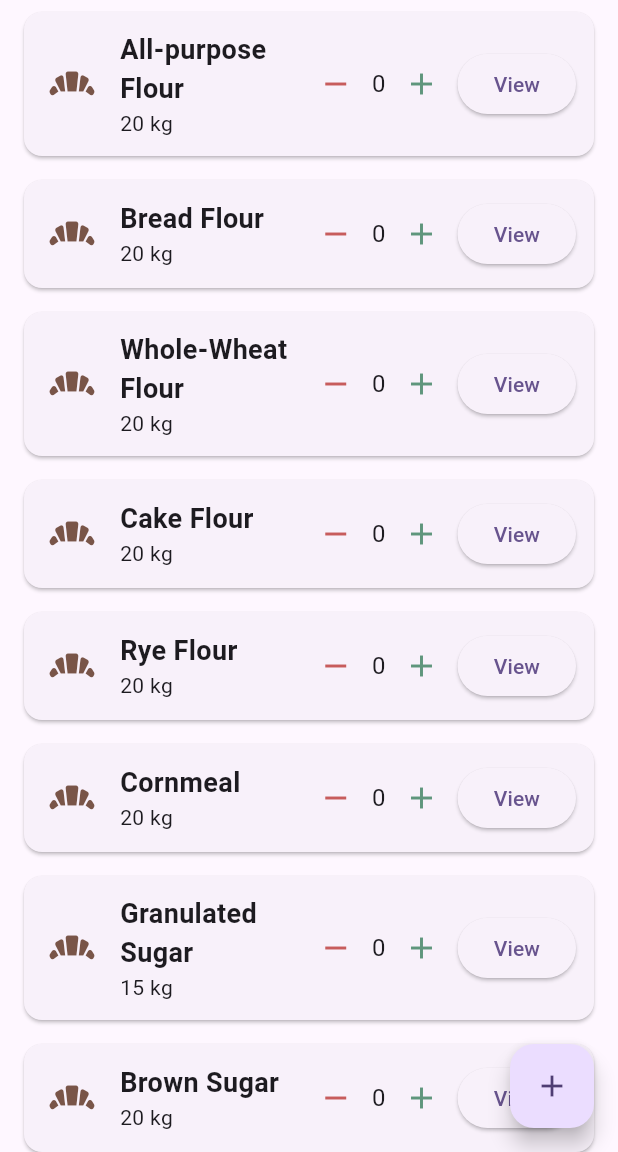
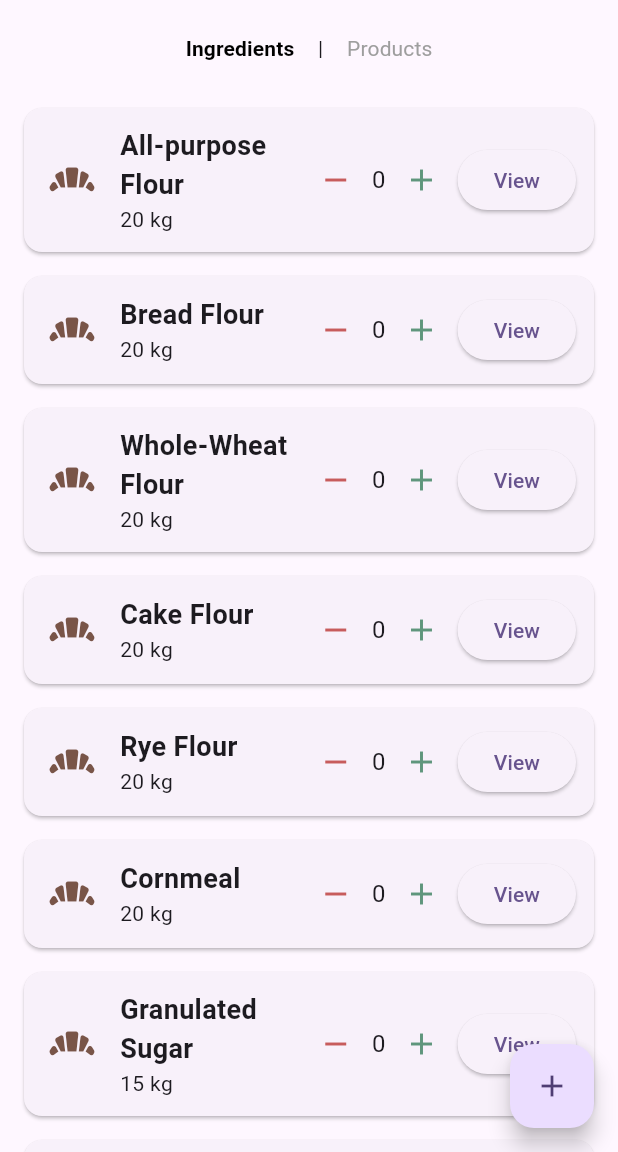
Before and after one commit to VoxMonstra/CSC-4610-Web-Warriors, a Flutter app: the InventoryPage screen opened by its route, after a tap on the "remove" icon, after a tap on the "add" icon, on a phone screen of 412 x 824 dp, the part 84-1236 px from its top. Run offline on Flutter 3.47's test engine with Material 3 defaults, Android fonts, the phone set to English and light mode, and no system bars; our stand-ins replace google_fonts, shared_preferences; missing offline and left inert: mysql1; accounts and stored records are empty.

Commit message:
feat: see two inventory tables

```diff
--- a/src/lib/screens/inventory.dart
+++ b/src/lib/screens/inventory.dart
@@ -12,9 +12,11 @@ class _InventoryPageState extends State<InventoryPage> {
   String _saveButtonText = "Save changes";
   bool _isSearching = false;
   TextEditingController _searchController = TextEditingController();
-  List<Map<String, dynamic>> _filteredInventory = [];
+  String currInventory = "ingredients";
+  List<Map<String, dynamic>> inventory = [];
+  List<Map<String, dynamic>> filteredInventory = [];
   // This needs to be in our database, along with the ability for an admin to add, remove, and edit items
-  final List<Map<String, dynamic>> inventory = [
+  final List<Map<String, dynamic>> ingredients = [
     {
       "name": "All-purpose Flour",
       "quantity": 20,
@@ -261,19 +263,52 @@ class _InventoryPageState extends State<InventoryPage> {
     }, // Nuts & seeds
   ];
 
+  List<Map<String, dynamic>> products = [
+    {
+      "name": "Baguette",
+      "quantity": 10,
+      "unit": "pcs",
+      "price": 2.50,
+      "icon": Icons.bakery_dining,
+      "orderQty": 0
+    },
+    {
+      "name": "Croissant",
+      "quantity": 8,
+      "unit": "pcs",
+      "price": 3.00,
+      "icon": Icons.bakery_dining,
+      "orderQty": 0
+    },
+  ];
+
   @override
   void initState() {
     super.initState();
-    _filteredInventory =
+    inventory =
+        List.from(ingredients); // Ensure full list is displayed at startup
+    filteredInventory =
         List.from(inventory); // Ensure full list is displayed at startup
+  }
+
+  void _switchInventory(String newInventory) {
+    setState(() {
+      currInventory = newInventory; // Update the current inventory name
+      if (currInventory == "Products") {
+        inventory = List.from(products);
+      } else {
+        inventory = List.from(ingredients); // Default to Ingredients
+      }
+      filteredInventory = List.from(inventory); // Sync filtered list
+    });
   }
 
   void _filterInventory(String query) {
     setState(() {
       if (query.isEmpty) {
-        _filteredInventory = List.from(inventory);
+        filteredInventory = List.from(inventory);
       } else {
-        _filteredInventory = inventory
+        filteredInventory = inventory
             .where((item) =>
                 item["name"].toLowerCase().contains(query.toLowerCase()))
             .toList();
@@ -286,14 +321,14 @@ class _InventoryPageState extends State<InventoryPage> {
     setState(() {
       // Find the item in the original inventory list
       int inventoryIndex = inventory.indexWhere(
-          (item) => item["name"] == _filteredInventory[index]["name"]);
+          (item) => item["name"] == filteredInventory[index]["name"]);
       if (inventoryIndex == -1) return; // Ensure item exists
 
       // Increment orderQty in the main inventory list
       inventory[inventoryIndex]["orderQty"]++;
 
-      // Also update _filteredInventory to reflect changes immediately
-      _filteredInventory[index]["orderQty"] =
+      // Also update filteredInventory to reflect changes immediately
+      filteredInventory[index]["orderQty"] =
           inventory[inventoryIndex]["orderQty"];
 
       // Refresh UI
@@ -308,7 +343,7 @@ class _InventoryPageState extends State<InventoryPage> {
       if (inventory[index]["quantity"] + inventory[index]["orderQty"] > 0) {
         // Find the item in the original inventory list
         int inventoryIndex = inventory.indexWhere(
-            (item) => item["name"] == _filteredInventory[index]["name"]);
+            (item) => item["name"] == filteredInventory[index]["name"]);
         if (inventoryIndex == -1) return; // Ensure item exists
 
         // Decrement orderQty in the main inventory list (prevent negative values)
@@ -316,8 +351,8 @@ class _InventoryPageState extends State<InventoryPage> {
         inventory[inventoryIndex]["orderQty"]--;
         // }
 
-        // Also update _filteredInventory to reflect changes immediately
-        _filteredInventory[index]["orderQty"] =
+        // Also update filteredInventory to reflect changes immediately
+        filteredInventory[index]["orderQty"] =
             inventory[inventoryIndex]["orderQty"];
 
         // Refresh UI
@@ -350,15 +385,15 @@ class _InventoryPageState extends State<InventoryPage> {
       context: context,
       builder: (context) {
         return AlertDialog(
-          title: Text(_filteredInventory[index]["name"]),
+          title: Text(filteredInventory[index]["name"]),
           content: Column(
             mainAxisSize: MainAxisSize.min,
             crossAxisAlignment: CrossAxisAlignment.start,
             children: [
-              Text("Stock: ${_filteredInventory[index]["quantity"]}"),
-              Text("Unit: ${_filteredInventory[index]["unit"] ?? 'N/A'}"),
+              Text("Stock: ${filteredInventory[index]["quantity"]}"),
+              Text("Unit: ${filteredInventory[index]["unit"] ?? 'N/A'}"),
               Text(
-                  "Price per unit: \$${_filteredInventory[index]["price"]?.toStringAsFixed(2) ?? 'N/A'}"),
+                  "Price per unit: \$${filteredInventory[index]["price"]?.toStringAsFixed(2) ?? 'N/A'}"),
             ],
           ),
           actions: [
@@ -451,8 +486,8 @@ class _InventoryPageState extends State<InventoryPage> {
 
   void _editItem(int index) {
 // Find the actual index in the main inventory list
-    int inventoryIndex = inventory.indexWhere(
-        (item) => item["name"] == _filteredInventory[index]["name"]);
+    int inventoryIndex = inventory
+        .indexWhere((item) => item["name"] == filteredInventory[index]["name"]);
 
     if (inventoryIndex == -1) return; // Ensure item exists in main inventory
 
@@ -572,9 +607,47 @@ class _InventoryPageState extends State<InventoryPage> {
       // Displays all of the raw materials we currently have in stock, as well +- buttons for ordering raw materials
       body: Column(
         children: [
+          // Toggle Button Row
+          Padding(
+            padding: const EdgeInsets.all(8.0),
+            child: Row(
+              mainAxisAlignment: MainAxisAlignment.center,
+              children: [
+                TextButton(
+                  onPressed: () => _switchInventory("ingredients"),
+                  child: Text(
+                    "Ingredients",
+                    style: TextStyle(
+                      fontWeight: currInventory == "ingredients"
+                          ? FontWeight.bold
+                          : FontWeight.normal,
+                      color: currInventory == "ingredients"
+                          ? Colors.black
+                          : Colors.grey,
+                    ),
+                  ),
+                ),
+                const Text(" | "), // Divider between buttons
+                TextButton(
+                  onPressed: () => _switchInventory("products"),
+                  child: Text(
+                    "Products",
+                    style: TextStyle(
+                      fontWeight: currInventory == "products"
+                          ? FontWeight.bold
+                          : FontWeight.normal,
+                      color: currInventory == "products"
+                          ? Colors.black
+                          : Colors.grey,
+                    ),
+                  ),
+                ),
+              ],
+            ),
+          ),
           Expanded(
             child: ListView.builder(
-              itemCount: _filteredInventory.length,
+              itemCount: filteredInventory.length,
               itemBuilder: (context, index) {
                 return Card(
                   margin:
@@ -589,7 +662,7 @@ class _InventoryPageState extends State<InventoryPage> {
                           padding: const EdgeInsets.only(
                               right: 12.0), // Adds right padding
                           child: Icon(
-                            _filteredInventory[index]["icon"],
+                            filteredInventory[index]["icon"],
                             size: 40,
                             color: Colors.brown,
                           ),
@@ -604,7 +677,7 @@ class _InventoryPageState extends State<InventoryPage> {
                                 alignment:
                                     Alignment.centerLeft, // Left-aligns text
                                 child: Text(
-                                  _filteredInventory[index]["name"],
+                                  filteredInventory[index]["name"],
                                   style: const TextStyle(
                                       fontSize: 18,
                                       fontWeight: FontWeight.bold),
@@ -615,7 +688,7 @@ class _InventoryPageState extends State<InventoryPage> {
                               Align(
                                 alignment: Alignment.centerLeft,
                                 child: Text(
-                                  "${_filteredInventory[index]["quantity"]} ${_filteredInventory[index]["unit"] ?? ''}",
+                                  "${filteredInventory[index]["quantity"]} ${filteredInventory[index]["unit"] ?? ''}",
                                   style: const TextStyle(fontSize: 14),
                                   textAlign: TextAlign.left,
                                 ),
```
